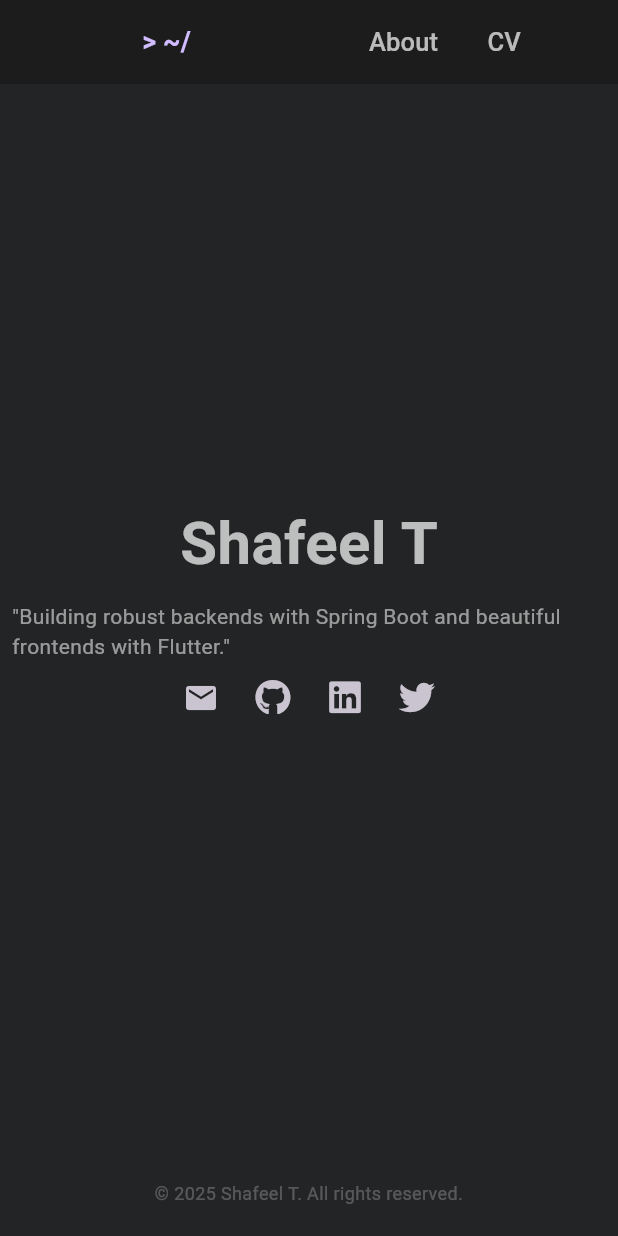
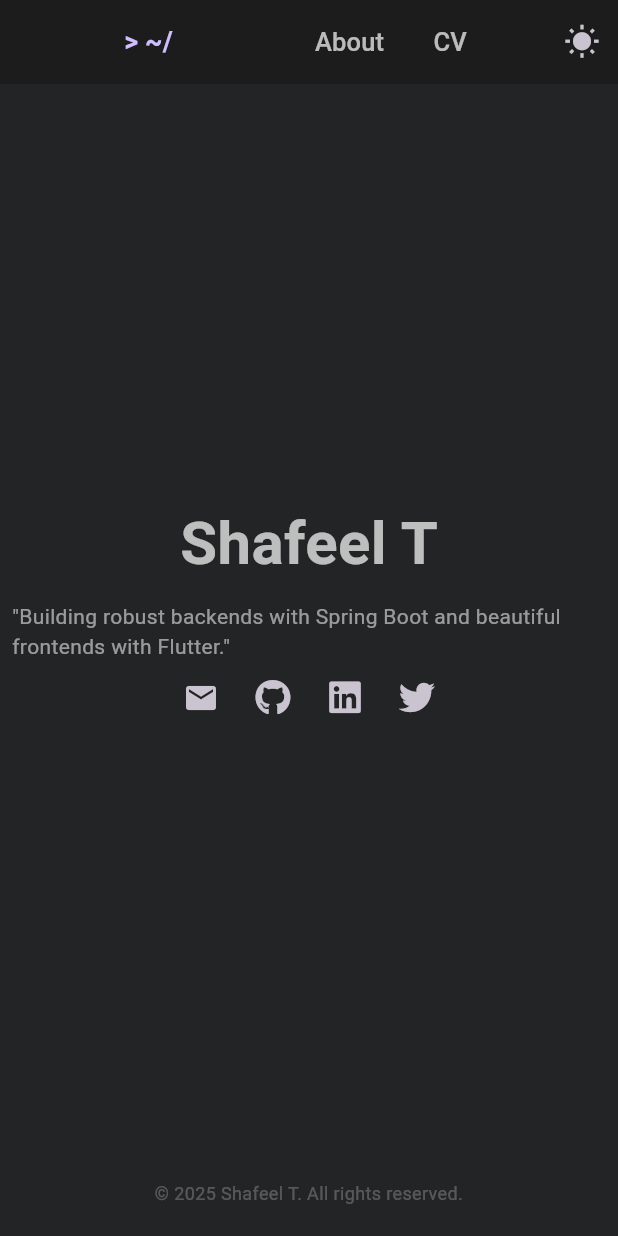
Before and after one commit to Shafeel404/portfolio, a Flutter app: the screen it shows after launch, on a phone screen of 412 x 824 dp. Run offline on Flutter 3.47's test engine with Material 3 defaults, Android fonts, the phone set to English and light mode, and no system bars; our stand-ins replace flutter_riverpod, font_awesome_flutter, go_router, responsive_framework.

```diff
--- a/lib/pages/myself/common/common_app_bar.dart
+++ b/lib/pages/myself/common/common_app_bar.dart
@@ -1,15 +1,44 @@
+import 'package:flutter/material.dart';
+import 'package:flutter_riverpod/flutter_riverpod.dart';
+import 'package:go_router/go_router.dart';
 import 'package:portfolio/addl/HeaderLink.dart';
-import 'package:flutter/material.dart';
-import 'package:go_router/go_router.dart';
 
-class CommonAppBar extends StatelessWidget implements PreferredSizeWidget {
+class CommonAppBar extends ConsumerWidget implements PreferredSizeWidget {
   const CommonAppBar({super.key});
 
   @override
-  Widget build(BuildContext context) {
+  Widget build(BuildContext context, WidgetRef ref) {
     return AppBar(
       automaticallyImplyLeading: false, // removes default back arrow
       backgroundColor: Color(0xFF1B1C1B),
+      actions: [
+        IconButton(
+          icon: AnimatedSwitcher(
+            duration: const Duration(milliseconds: 300),
+            transitionBuilder: (child, animation) {
+              return ScaleTransition(scale: animation, child: child);
+            },
+            child: const Icon(Icons.wb_sunny, key: ValueKey('sunny')),
+          ),
+          onPressed: () {
+            showDialog(
+              context: context,
+              builder: (context) => AlertDialog(
+                title: const Text('Light mode not available'),
+                content: const Text(
+                  'Light attracts bugs. So only dark mode available now.',
+                ),
+                actions: [
+                  TextButton(
+                    onPressed: () => Navigator.of(context).pop(),
+                    child: const Text('OK'),
+                  ),
+                ],
+              ),
+            );
+          },
+        ),
+      ],
       title: Row(
         mainAxisAlignment: MainAxisAlignment.spaceBetween,
         children: [
@@ -36,9 +65,13 @@ class CommonAppBar extends StatelessWidget implements PreferredSizeWidget {
               mainAxisAlignment: MainAxisAlignment.center,
               mainAxisSize: MainAxisSize.min,
               children: [
-                HeaderLink(title: 'About', onTap: () {context.goNamed('about_me');}),
+                HeaderLink(
+                  title: 'About',
+                  onTap: () {
+                    context.goNamed('about_me');
+                  },
+                ),
                 HeaderLink(title: 'CV', onTap: () {}),
-                // HeaderLink(title: 'Projects', onTap: () {}),
               ],
             ),
           ),
--- /dev/null
+++ b/lib/providers/theme_provider.dart
@@ -0,0 +1,5 @@
+import 'package:flutter_riverpod/flutter_riverpod.dart';
+
+final themeProvider = StateProvider<bool>((ref) {
+  return true;
+});
```
